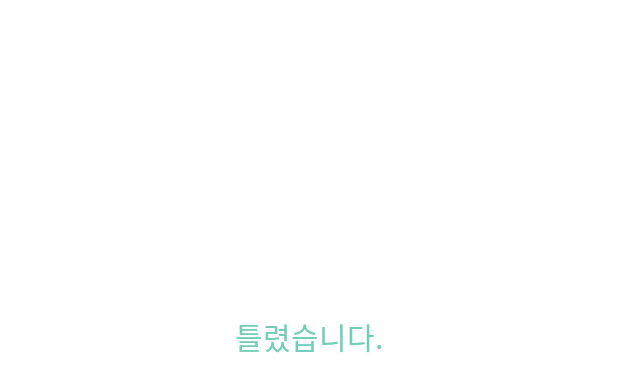
After one commit to everypronounce/hanieumDemo, an Android app: the layout activity_sub.xml on its own in the app's theme, with its tools: preview values and no code run, on a phone screen of 412 x 824 dp. The commit adds this screen. Shown: the top 392 px of the screen. Run offline under Robolectric (Android 15) with nearby library versions, the phone set to English and light mode, and no system bars.

Commit message:
결과화면 1

```diff
--- a/app/src/main/AndroidManifest.xml
+++ b/app/src/main/AndroidManifest.xml
@@ -23,6 +23,9 @@
                 <category android:name="android.intent.category.LAUNCHER" />
             </intent-filter>
         </activity>
+        //결과 페이지로 이동하는 액티비티
+        <activity android:name=".SubActivity"/>
+        <activity android:name=".CorrectActivity"/>
     </application>
     <uses-permission android:name="android.permission.RECORD_AUDIO" />
     <uses-permission android:name="android.permission.INTERNET" />
--- /dev/null
+++ b/app/src/main/res/layout/activity_sub.xml
@@ -0,0 +1,22 @@
+<?xml version="1.0" encoding="utf-8"?>
+<androidx.constraintlayout.widget.ConstraintLayout xmlns:android="http://schemas.android.com/apk/res/android"
+    xmlns:app="http://schemas.android.com/apk/res-auto"
+    xmlns:tools="http://schemas.android.com/tools"
+    android:layout_width="match_parent"
+    android:layout_height="match_parent"
+    tools:context=".SubActivity">
+
+    <TextView
+        android:id="@+id/textView"
+        android:layout_width="wrap_content"
+        android:layout_height="wrap_content"
+        android:layout_marginTop="209dp"
+        android:layout_marginBottom="141dp"
+        android:text="틀렸습니다."
+        android:textColor="#74CEB7"
+        android:textSize="20sp"
+        app:layout_constraintEnd_toEndOf="parent"
+        app:layout_constraintStart_toStartOf="parent"
+        app:layout_constraintTop_toTopOf="parent" />
+
+</androidx.constraintlayout.widget.ConstraintLayout>
```
Also changed, not shown: app/src/main/java/com/example/haniemfirebase/CorrectActivity.java (added, +14 -0 lines), app/src/main/java/com/example/haniemfirebase/MainActivity.java (+72 -22 lines), app/src/main/java/com/example/haniemfirebase/SubActivity.java (added, +15 -0 lines), app/src/main/res/layout/activity_correct.xml (added, +22 -0 lines), app/src/main/res/layout/activity_main.xml (+9 -0 lines).
